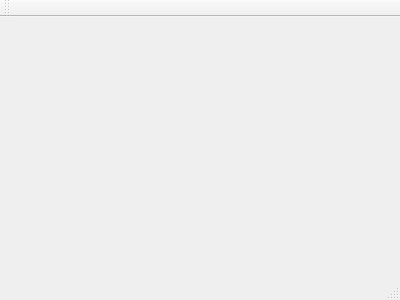
Old version of the form HW7_chatServer/serverwindow.ui in the repository alexsupp/HW7_ALLEN_SUPPLEE.
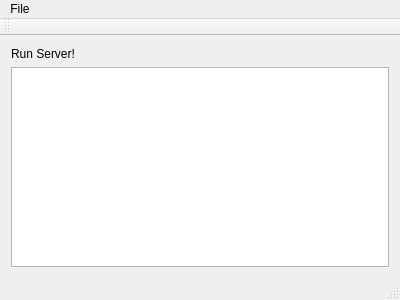
New version of the form.

The edit to the form file:
```diff
--- a/HW7_chatServer/serverwindow.ui
+++ b/HW7_chatServer/serverwindow.ui
@@ -12,13 +12,60 @@
   <property name="windowTitle" >
    <string>ServerWindow</string>
   </property>
-  <widget class="QMenuBar" name="menuBar" />
-  <widget class="QToolBar" name="mainToolBar" />
-  <widget class="QWidget" name="centralWidget" />
-  <widget class="QStatusBar" name="statusBar" />
+  <widget class="QWidget" name="centralWidget">
+   <layout class="QGridLayout" name="gridLayout_2">
+    <item row="0" column="0">
+     <layout class="QGridLayout" name="gridLayout">
+      <item row="1" column="0" colspan="2">
+       <widget class="QTextEdit" name="textEdit"/>
+      </item>
+      <item row="0" column="0" colspan="2">
+       <widget class="QLabel" name="statusLabel">
+        <property name="text">
+         <string>Run Server!</string>
+        </property>
+       </widget>
+      </item>
+     </layout>
+    </item>
+   </layout>
+  </widget>
+  <widget class="QMenuBar" name="menuBar">
+   <property name="geometry">
+    <rect>
+     <x>0</x>
+     <y>0</y>
+     <width>400</width>
+     <height>25</height>
+    </rect>
+   </property>
+   <widget class="QMenu" name="menuFile">
+    <property name="title">
+     <string>File</string>
+    </property>
+    <addaction name="quitButton"/>
+   </widget>
+   <addaction name="menuFile"/>
+  </widget>
+  <widget class="QToolBar" name="mainToolBar">
+   <property name="enabled">
+    <bool>true</bool>
+   </property>
+   <attribute name="toolBarArea">
+    <enum>TopToolBarArea</enum>
+   </attribute>
+   <attribute name="toolBarBreak">
+    <bool>false</bool>
+   </attribute>
+  </widget>
+  <widget class="QStatusBar" name="statusBar"/>
+  <action name="quitButton">
+   <property name="text">
+    <string>Quit</string>
+   </property>
+  </action>
  </widget>
- <layoutDefault spacing="6" margin="11" />
- <pixmapfunction></pixmapfunction>
+ <layoutdefault spacing="6" margin="11"/>
  <resources/>
  <connections/>
 </ui>
```
Left out of the diff: 7 changed lines with no effect on the pictures.
